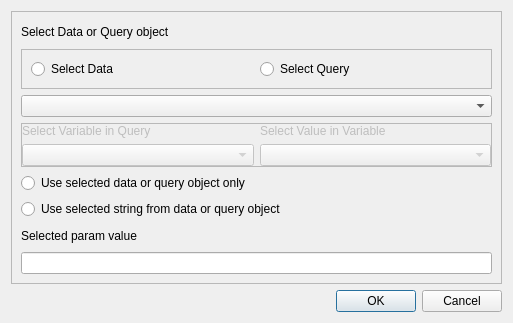
The window that ui/set_param_dialog.ui (usc-psychsim/psychsim-eval-gui) describes before a commit, drawn with Qt 5.
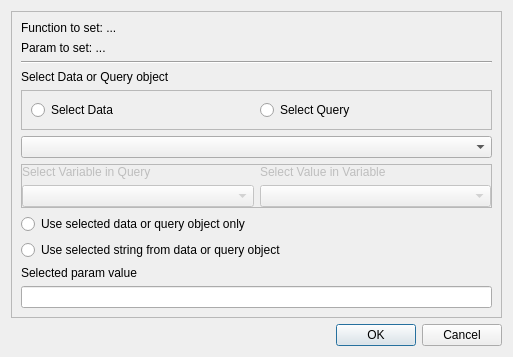
The same window after the commit.

```diff
--- a/ui/set_param_dialog.ui
+++ b/ui/set_param_dialog.ui
@@ -24,7 +24,28 @@
      </property>
      <layout class="QVBoxLayout" name="verticalLayout">
       <item>
-       <widget class="QLabel" name="label">
+       <widget class="QLabel" name="function_name_label">
+        <property name="text">
+         <string>Function to set: ...</string>
+        </property>
+       </widget>
+      </item>
+      <item>
+       <widget class="QLabel" name="param_name_label">
+        <property name="text">
+         <string>Param to set: ...</string>
+        </property>
+       </widget>
+      </item>
+      <item>
+       <widget class="Line" name="line">
+        <property name="orientation">
+         <enum>Qt::Horizontal</enum>
+        </property>
+       </widget>
+      </item>
+      <item>
+       <widget class="QLabel" name="info_label">
         <property name="text">
          <string>Select Data or Query object</string>
         </property>
```
